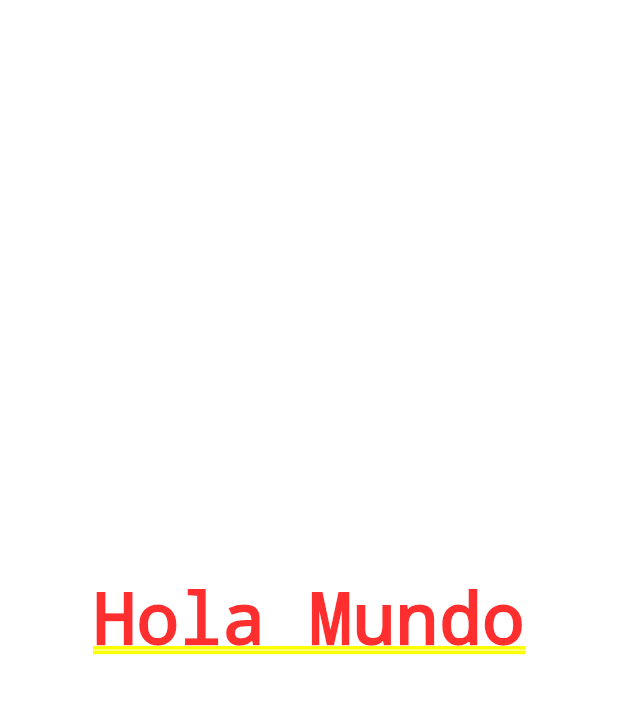
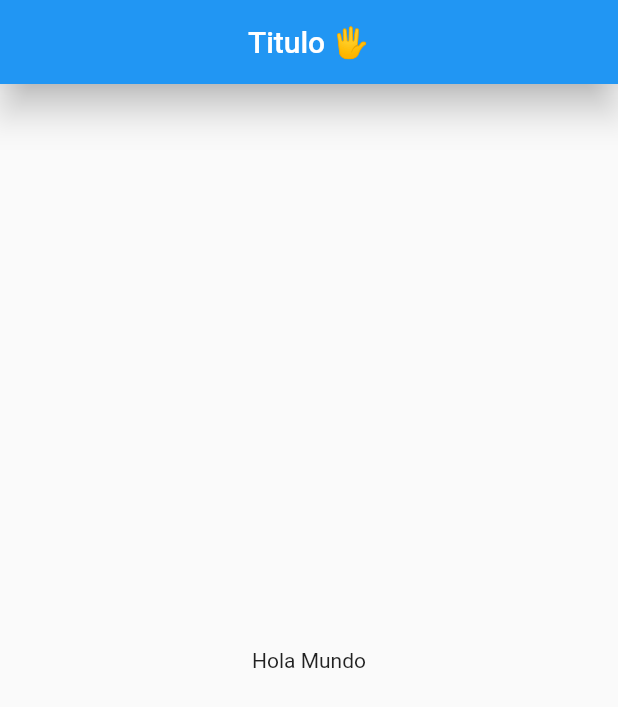
Before and after one commit to JHORJE18/Flutter_Contador, a Flutter app: the screen it shows after launch, on a phone screen of 412 x 824 dp. Shown: the top 707 px of the screen. Run offline on Flutter 3.47's test engine with Material 2 defaults, Android fonts, the phone set to English and light mode, and no system bars.

Commit message:
Widget Scaffold

```diff
--- a/lib/main.dart
+++ b/lib/main.dart
@@ -1,15 +1,9 @@
+// Importaciones paquetes
 import 'package:flutter/material.dart';
+
+// Importaciones propias
+import 'package:contador/src/app.dart';
 
 void main() {
   runApp(new MyApp());
 }
-
-class MyApp extends StatelessWidget {
-  @override
-  Widget build(BuildContext context) {
-    return MaterialApp(
-        home: Center(
-      child: Text('Hola Mundo'),
-    ));
-  }
-}
--- /dev/null
+++ b/lib/src/app.dart
@@ -0,0 +1,12 @@
+import 'package:contador/src/pages/home_page.dart';
+import 'package:flutter/material.dart';
+
+class MyApp extends StatelessWidget {
+  @override
+  Widget build(BuildContext context) {
+    return MaterialApp(
+        home: Center(
+      child: HomePage(),
+    ));
+  }
+}
--- /dev/null
+++ b/lib/src/pages/home_page.dart
@@ -0,0 +1,16 @@
+import 'package:flutter/material.dart';
+
+class HomePage extends StatelessWidget {
+  @override
+  Widget build(BuildContext context) {
+    return Scaffold(
+        appBar: AppBar(
+          title: Text('Titulo 🖐'),
+          centerTitle: true,
+          elevation: 10.0,
+        ),
+        body: Center(
+          child: Text('Hola Mundo'),
+        ));
+  }
+}
```
